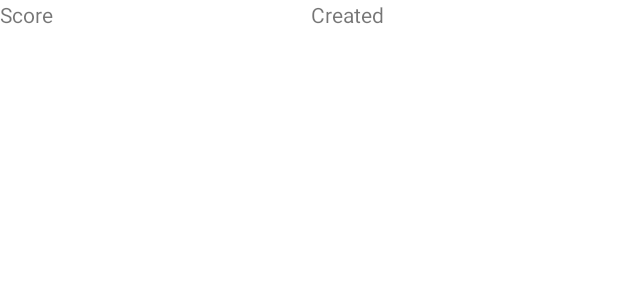
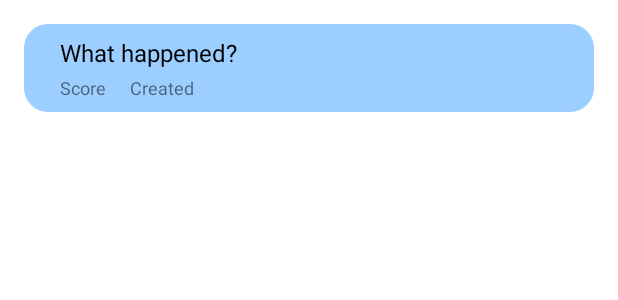
Before and after one commit to code1iners/clicker-with-timer-android, an Android app: the layout item_score.xml on its own in the app's theme, with its tools: preview values and no code run, on a phone screen of 412 x 824 dp. Shown: the top 300 px of the screen. Run offline under Robolectric (Android 15) with nearby library versions, the phone set to English and light mode, and no system bars.

Commit message:
Updated record score format (UI)

```diff
--- a/app/src/main/java/com/codeliner/clickerwithtimer/scores/ScoreAdapter.kt
+++ b/app/src/main/java/com/codeliner/clickerwithtimer/scores/ScoreAdapter.kt
@@ -22,9 +22,8 @@ class ScoreAdapter: ListAdapter<Score, ScoreAdapter.ViewHolder>(ScoreDiffCallbac
     class ViewHolder private constructor(val binding: ItemScoreBinding): RecyclerView.ViewHolder(binding.root) {
 
         fun bind(item: Score) {
-            val res = itemView.context.resources
-            binding.itemScoreScoreValue.text = item.score.toString()
-            binding.itemScoreCreated.text = item.created.toString()
+            binding.score = item
+            binding.executePendingBindings()
         }
 
         companion object {
--- /dev/null
+++ b/app/src/main/res/drawable/border_radius_m.xml
@@ -0,0 +1,5 @@
+<?xml version="1.0" encoding="utf-8"?>
+<shape xmlns:android="http://schemas.android.com/apk/res/android">
+    <corners android:radius="@dimen/spacing_m" />
+    <solid android:color="@color/primaryLightColor" />
+</shape>
--- /dev/null
+++ b/app/src/main/res/drawable/border_radius_s.xml
@@ -0,0 +1,5 @@
+<?xml version="1.0" encoding="utf-8"?>
+<shape xmlns:android="http://schemas.android.com/apk/res/android">
+    <corners android:radius="@dimen/spacing_s" />
+    <solid android:color="@color/primaryLightColor" />
+</shape>
--- a/app/src/main/res/layout/item_score.xml
+++ b/app/src/main/res/layout/item_score.xml
@@ -11,17 +11,35 @@
 
     <androidx.constraintlayout.widget.ConstraintLayout
         android:orientation="horizontal"
+        android:padding="@dimen/spacing_s"
+        android:layout_marginTop="@dimen/spacing_m"
+        android:layout_marginHorizontal="@dimen/spacing_m"
+        android:background="@drawable/border_radius_m"
         android:layout_width="match_parent"
         android:layout_height="wrap_content">
+
+        <TextView
+            android:id="@+id/itemScore_greeting"
+            android:layout_width="0dp"
+            android:layout_height="wrap_content"
+            android:text="@string/greeting_else"
+            android:textColor="@color/primaryTextColor"
+            android:textSize="@dimen/text_m"
+            app:scoreGreetingString="@{score}"
+            app:layout_constraintStart_toStartOf="@id/itemScore_guide_start"
+            app:layout_constraintEnd_toEndOf="@id/itemScore_guide_end"
+            app:layout_constraintTop_toTopOf="parent"/>
 
         <TextView
             android:id="@+id/itemScore_scoreValue"
             android:layout_width="wrap_content"
             android:layout_height="wrap_content"
+            android:layout_marginTop="@dimen/spacing_xs"
             android:text="@string/score"
-            app:layout_constraintBottom_toBottomOf="parent"
-            app:layout_constraintStart_toStartOf="parent"
-            app:layout_constraintTop_toTopOf="parent" />
+            android:textSize="@dimen/text_s"
+            app:scoreTestFormatted="@{score}"
+            app:layout_constraintStart_toStartOf="@id/itemScore_guide_start"
+            app:layout_constraintTop_toBottomOf="@id/itemScore_greeting"/>
 
         <TextView
             android:id="@+id/itemScore_created"
@@ -29,10 +47,25 @@
             android:layout_height="wrap_content"
             android:layout_marginStart="@dimen/spacing_m"
             android:text="@string/created"
-            app:layout_constraintBottom_toBottomOf="@+id/itemScore_scoreValue"
-            app:layout_constraintEnd_toEndOf="parent"
+            android:textSize="@dimen/text_s"
+            app:layout_constraintBottom_toBottomOf="parent"
             app:layout_constraintStart_toEndOf="@+id/itemScore_scoreValue"
-            app:layout_constraintTop_toTopOf="@+id/itemScore_scoreValue" />
+            app:layout_constraintTop_toTopOf="@id/itemScore_scoreValue"
+            app:scoreCreatedString="@{score}" />
+
+        <androidx.constraintlayout.widget.Guideline
+            android:id="@+id/itemScore_guide_start"
+            app:layout_constraintGuide_begin="@dimen/spacing_m"
+            android:orientation="vertical"
+            android:layout_width="wrap_content"
+            android:layout_height="wrap_content"/>
+
+        <androidx.constraintlayout.widget.Guideline
+            android:id="@+id/itemScore_guide_end"
+            app:layout_constraintGuide_end="@dimen/spacing_m"
+            android:orientation="vertical"
+            android:layout_width="wrap_content"
+            android:layout_height="wrap_content"/>
 
     </androidx.constraintlayout.widget.ConstraintLayout>
 </layout>
--- a/app/src/main/res/values/dimens.xml
+++ b/app/src/main/res/values/dimens.xml
@@ -7,4 +7,8 @@
     <dimen name="spacing_xl">28dp</dimen>
     <dimen name="spacing_2xl">48dp</dimen>
     <dimen name="spacing_3xl">78dp</dimen>
+
+    <dimen name="text_s">12sp</dimen>
+    <dimen name="text_m">16sp</dimen>
+    <dimen name="text_l">20sp</dimen>
 </resources>
--- a/app/src/main/res/values/strings.xml
+++ b/app/src/main/res/values/strings.xml
@@ -23,4 +23,6 @@
     <string name="greeting_perfect">There is no more enemy</string>
     <string name="greeting_else">What happened?</string>
     <string name="created">Created</string>
+    <string name="clear">Clear</string>
+    <string name="record_score">Record Score: %d</string>
 </resources>
```
Also changed, not shown: app/src/main/java/com/codeliner/clickerwithtimer/scores/BindingUtils.kt (added, +32 -0 lines), app/src/main/java/com/codeliner/clickerwithtimer/scores/ScoreViewModel.kt (+2 -8 lines), app/src/main/java/com/codeliner/clickerwithtimer/utils/Utils.kt (added, +15 -0 lines), app/src/main/res/layout/fragment_record.xml (+16 -1 lines).
